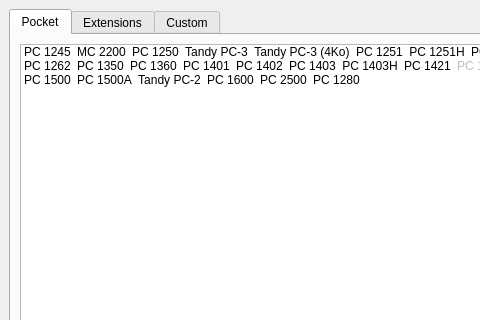
Old version of the form ui/startup.ui in the repository TheProjecter/pockemul; both pictures show x 0 to 480 and y 0 to 320 of the 704 by 557 pixel window.
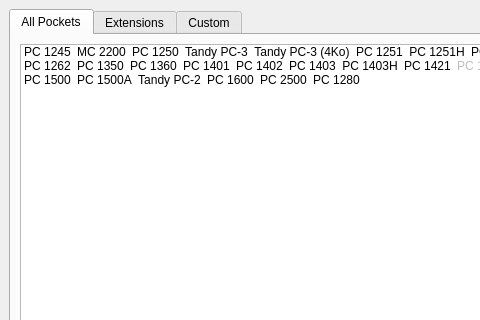
New version of the form. Icons and pictures are not drawn.

The edit to the form file:
```diff
--- a/ui/startup.ui
+++ b/ui/startup.ui
@@ -39,7 +39,7 @@
      </property>
      <widget class="QWidget" name="tab">
       <attribute name="title">
-       <string>Pocket</string>
+       <string>All Pockets</string>
       </attribute>
       <layout class="QVBoxLayout">
        <property name="spacing">
```
Left out of the diff: 2 changed lines with no effect on the pictures.
